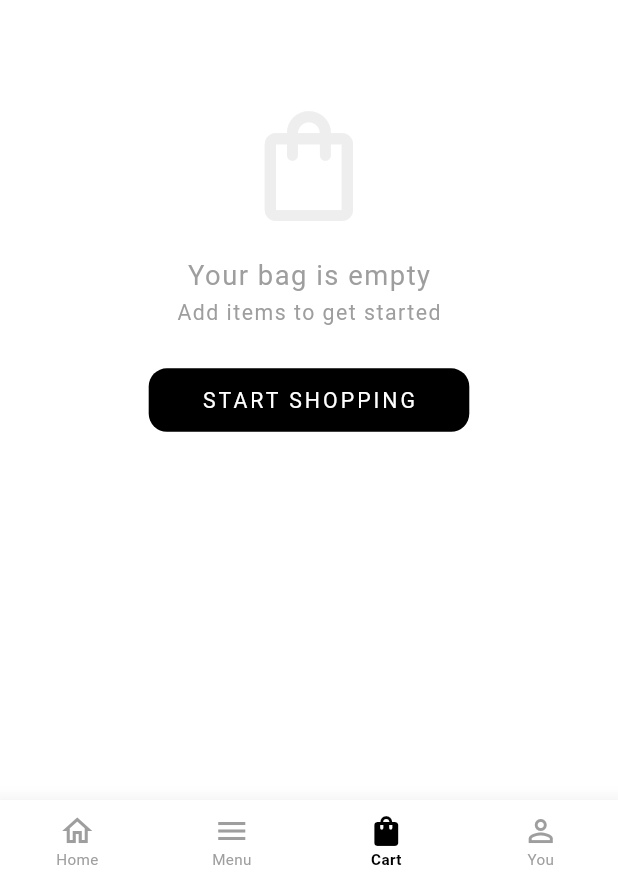
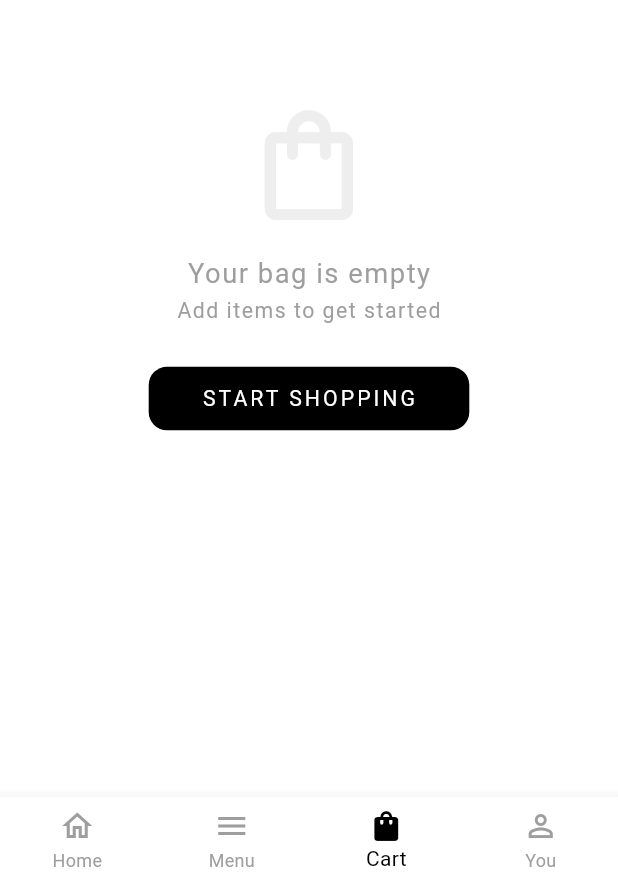
Before and after one commit to youssifmostafa798-art/MaxFashion, a Flutter app: the MainScreen screen opened by its route, item 3 of the bottom bar chosen, on a phone screen of 412 x 824 dp. Shown: the part 352-1233 px from the top of the screen. Run offline on Flutter 3.47's test engine with Material 3 defaults, Android fonts, the phone set to English and light mode, and no system bars; our stand-ins replace flutter_credit_card, flutter_riverpod, flutter_screenutil, flutter_svg, ionicons, shared_preferences; missing offline and left inert: flutter_gap; accounts and stored records are empty; Roboto replaces fonts that are missing (Tenor_Sans).

Commit message:
feat: update color scheme and app bar styling across various screens

```diff
--- a/lib/core/theme/app_colors.dart
+++ b/lib/core/theme/app_colors.dart
@@ -27,6 +27,8 @@ class AppColors {
   static const Color scaffoldLight = Color(0xFFFFFFFF);
   static const Color scaffoldDark = Color(0xFF000000);
 
+  static const Color darkSurface = Color(0xFF181818);
+
   static const Color textPrimary = Color(0xFF000000);
   static const Color textSecondary = Color(0xFF757575);
   static const Color textHint = Color(0xFFBDBDBD);
--- a/lib/core/theme/app_theme.dart
+++ b/lib/core/theme/app_theme.dart
@@ -18,7 +18,7 @@ class AppTheme {
     ),
     appBarTheme: const AppBarTheme(
       backgroundColor: AppColors.white,
-      elevation: 0,
+      elevation: 1,
       iconTheme: IconThemeData(color: AppColors.black),
     ),
     bottomNavigationBarTheme: const BottomNavigationBarThemeData(
@@ -39,16 +39,16 @@ class AppTheme {
       surfaceContainerHighest: AppColors.blackMedium,
       outline: AppColors.grey800,
       onSurfaceVariant: AppColors.grey400,
-      surfaceContainerHigh: AppColors.blackLight,
+      surfaceContainerHigh: AppColors.darkSurface,
       surfaceContainerLow: Color(0xFF121212),
     ),
     appBarTheme: const AppBarTheme(
-      backgroundColor: Color(0xFF121212),
-      elevation: 0,
+      backgroundColor: AppColors.darkSurface,
+      elevation: 1,
       iconTheme: IconThemeData(color: Colors.white),
     ),
     bottomNavigationBarTheme: const BottomNavigationBarThemeData(
-      backgroundColor: Color(0xFF121212),
+      backgroundColor: AppColors.darkSurface,
       selectedItemColor: Colors.white,
       unselectedItemColor: AppColors.grey400,
     ),
--- a/lib/core/widgets/custem_text.dart
+++ b/lib/core/widgets/custem_text.dart
@@ -7,14 +7,14 @@ class CustemText extends StatelessWidget {
     required this.text,
     this.size = 16,
     this.weight = FontWeight.normal,
-    this.color = Colors.white,
+    this.color,
     this.height = 1,
     this.spacing = 1,
   });
   final String text;
   final double size;
   final FontWeight weight;
-  final Color color;
+  final Color? color;
   final double height;
   final double spacing;
   @override
@@ -24,7 +24,7 @@ class CustemText extends StatelessWidget {
       style: TextStyle(
         letterSpacing: spacing,
         fontSize: size.sp,
-        color: color,
+        color: color ?? Theme.of(context).colorScheme.onSurface,
         fontWeight: weight,
         overflow: TextOverflow.ellipsis,
         fontFamily: 'Tenor_Sans',
--- a/lib/features/checkout/presentation/add_address.dart
+++ b/lib/features/checkout/presentation/add_address.dart
@@ -57,7 +57,7 @@ class _AddAddressState extends State<AddAddress> {
   @override
   Widget build(BuildContext context) {
     return Scaffold(
-      appBar: const CustemAppbar(isBlackk: false),
+      appBar: const CustemAppbar(),
       body: SingleChildScrollView(
         child: Padding(
           padding: EdgeInsets.symmetric(horizontal: 15.0.w),
--- a/lib/features/checkout/presentation/add_card.dart
+++ b/lib/features/checkout/presentation/add_card.dart
@@ -27,7 +27,7 @@ class _AddCardState extends State<AddCard> {
     return GestureDetector(
       onTap: () => FocusScope.of(context).unfocus(),
       child: Scaffold(
-        appBar: CustemAppbar(isBlackk: false),
+        appBar: const CustemAppbar(),
 
         body: Padding(
           padding: EdgeInsets.symmetric(horizontal: 15.0.w),
--- a/lib/features/checkout/presentation/checkout.dart
+++ b/lib/features/checkout/presentation/checkout.dart
@@ -27,7 +27,7 @@ class _CheckoutState extends ConsumerState<Checkout> {
   @override
   Widget build(BuildContext context) {
     return Scaffold(
-      appBar: const CustemAppbar(isBlackk: false, showSearchBar: false),
+      appBar: const CustemAppbar(showSearchBar: false),
       body: Padding(
         padding: EdgeInsets.symmetric(horizontal: 15.0.w),
         child: SingleChildScrollView(
--- a/lib/features/checkout/presentation/place_order.dart
+++ b/lib/features/checkout/presentation/place_order.dart
@@ -74,7 +74,7 @@ class _PlaceOrderState extends State<PlaceOrder> {
   @override
   Widget build(BuildContext context) {
     return Scaffold(
-      appBar: const CustemAppbar(isBlackk: false, showSearchBar: false),
+      appBar: const CustemAppbar(showSearchBar: false),
       body: Padding(
         padding: EdgeInsets.symmetric(horizontal: 15.0.w),
         child: Column(
--- a/lib/features/main/presentation/pages/main_screen.dart
+++ b/lib/features/main/presentation/pages/main_screen.dart
@@ -1,5 +1,4 @@
 import 'package:flutter/material.dart';
-import 'package:flutter_screenutil/flutter_screenutil.dart';
 
 import 'package:max/features/home/presentation/pages/home.dart';
 import 'package:max/features/menu/presentation/pages/categories_page.dart';
@@ -56,20 +55,7 @@ class _MainScreenState extends State<MainScreen> {
         currentIndex: _currentIndex,
         onTap: (index) => setState(() => _currentIndex = index),
         type: BottomNavigationBarType.fixed,
-        backgroundColor: Theme.of(context).colorScheme.surface,
-        selectedItemColor: Theme.of(context).colorScheme.onSurface,
-        unselectedItemColor: Theme.of(context).colorScheme.onSurfaceVariant,
-        selectedLabelStyle: TextStyle(
-          fontSize: 10.sp,
-          fontWeight: FontWeight.w600,
-          fontFamily: 'Tenor_Sans',
-        ),
-        unselectedLabelStyle: TextStyle(
-          fontSize: 10.sp,
-          fontWeight: FontWeight.w400,
-          fontFamily: 'Tenor_Sans',
-        ),
-        elevation: 12,
+        elevation: 8,
         items: const [
           BottomNavigationBarItem(
             icon: Icon(Icons.home_outlined),
```
Also changed, not shown: lib/core/widgets/custem_appbar.dart (+3 -6 lines), lib/features/home/presentation/pages/home.dart (+12 -10 lines).
